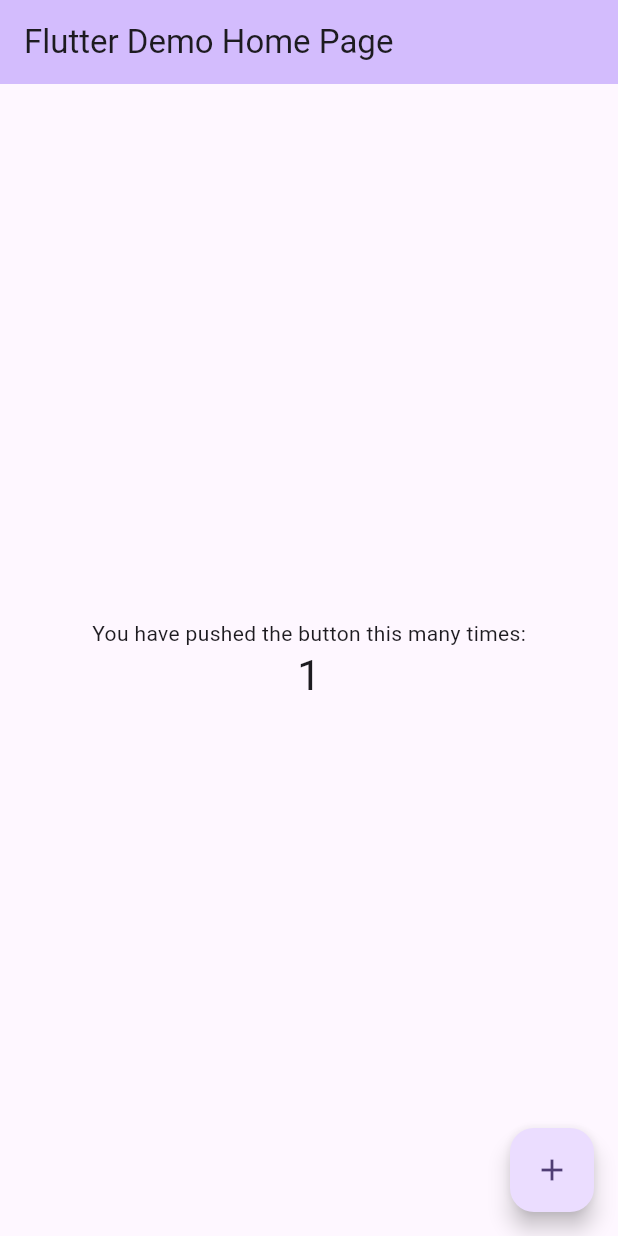
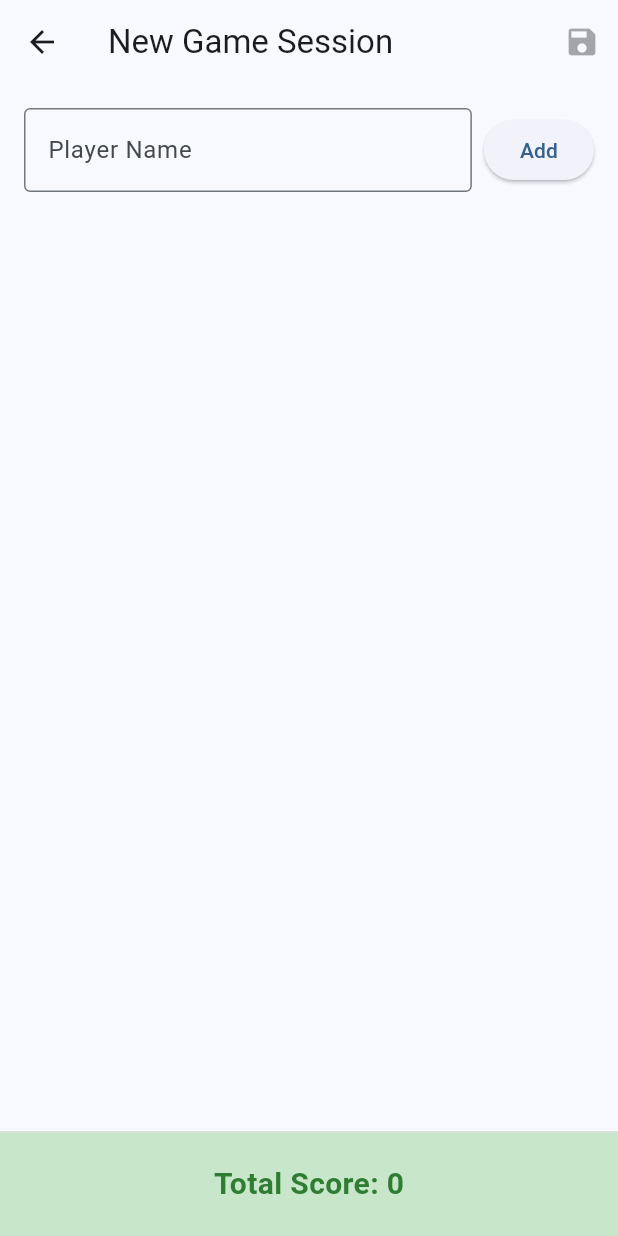
Before and after one commit to HisaBoomboom/poker_scorer, a Flutter app: the screen it shows after launch, after a tap on the "add" icon, on a phone screen of 412 x 824 dp. Run offline on Flutter 3.47's test engine with Material 3 defaults, Android fonts, the phone set to English and light mode, and no system bars; our stand-ins replace shared_preferences.

Commit message:
feat: Implement Poker Score Tracker application
This commit introduces the full implementation of the Poker Score Tracker application based on the provided specifications.

Features:
- **Game Session Management:** Users can create new game sessions, which are saved to the device's local storage. A history of past games is displayed on the home screen.
- **Player and Score Management:** On the score input screen, users can dynamically add and remove players. They can input positive or negative scores for each player.
- **Zero-Sum Check:** The score input screen provides real-time feedback on the sum of all scores, changing color to indicate whether the total is zero. The save button is enabled only when the sum is zero, ensuring data integrity.
- **Data Persistence:** Game sessions are saved as JSON using the `shared_preferences` package. The implementation includes data models (`Player`, `GameSession`) with serialization logic and a dedicated `StorageService` to handle reads and writes.
- **UI:** The UI is built with Flutter's Material 3 design and includes two main screens: a home screen for game history and a score input screen.

Dependencies Added:
- `shared_preferences` for data persistence.
- `intl` for date formatting.
- `uuid` for generating unique game session IDs.

Testing:
- The default widget test has been replaced with a new test that verifies the initial state of the home screen, ensuring it renders correctly on launch.

```diff
--- a/lib/main.dart
+++ b/lib/main.dart
@@ -1,122 +1,124 @@
 import 'package:flutter/material.dart';
+import 'package:intl/intl.dart';
+import 'package:uuid/uuid.dart';
+
+import 'models.dart';
+import 'screens/score_input_screen.dart';
+import 'services/storage_service.dart';
 
 void main() {
-  runApp(const MyApp());
+  runApp(const PokerScoreTrackerApp());
 }
 
-class MyApp extends StatelessWidget {
-  const MyApp({super.key});
+class PokerScoreTrackerApp extends StatelessWidget {
+  const PokerScoreTrackerApp({super.key});
 
-  // This widget is the root of your application.
   @override
   Widget build(BuildContext context) {
     return MaterialApp(
-      title: 'Flutter Demo',
+      title: 'Poker Score Tracker',
       theme: ThemeData(
-        // This is the theme of your application.
-        //
-        // TRY THIS: Try running your application with "flutter run". You'll see
-        // the application has a purple toolbar. Then, without quitting the app,
-        // try changing the seedColor in the colorScheme below to Colors.green
-        // and then invoke "hot reload" (save your changes or press the "hot
-        // reload" button in a Flutter-supported IDE, or press "r" if you used
-        // the command line to start the app).
-        //
-        // Notice that the counter didn't reset back to zero; the application
-        // state is not lost during the reload. To reset the state, use hot
-        // restart instead.
-        //
-        // This works for code too, not just values: Most code changes can be
-        // tested with just a hot reload.
-        colorScheme: ColorScheme.fromSeed(seedColor: Colors.deepPurple),
+        colorScheme: ColorScheme.fromSeed(seedColor: Colors.blue),
+        useMaterial3: true,
       ),
-      home: const MyHomePage(title: 'Flutter Demo Home Page'),
+      home: const HomePage(),
     );
   }
 }
 
-class MyHomePage extends StatefulWidget {
-  const MyHomePage({super.key, required this.title});
-
-  // This widget is the home page of your application. It is stateful, meaning
-  // that it has a State object (defined below) that contains fields that affect
-  // how it looks.
-
-  // This class is the configuration for the state. It holds the values (in this
-  // case the title) provided by the parent (in this case the App widget) and
-  // used by the build method of the State. Fields in a Widget subclass are
-  // always marked "final".
-
-  final String title;
+class HomePage extends StatefulWidget {
+  const HomePage({super.key});
 
   @override
-  State<MyHomePage> createState() => _MyHomePageState();
+  _HomePageState createState() => _HomePageState();
 }
 
-class _MyHomePageState extends State<MyHomePage> {
-  int _counter = 0;
+class _HomePageState extends State<HomePage> {
+  final StorageService _storageService = StorageService();
+  final Uuid _uuid = const Uuid();
+  List<GameSession> _gameSessions = [];
 
-  void _incrementCounter() {
+  @override
+  void initState() {
+    super.initState();
+    _loadGameSessions();
+  }
+
+  Future<void> _loadGameSessions() async {
+    final sessions = await _storageService.getGameSessions();
     setState(() {
-      // This call to setState tells the Flutter framework that something has
-      // changed in this State, which causes it to rerun the build method below
-      // so that the display can reflect the updated values. If we changed
-      // _counter without calling setState(), then the build method would not be
-      // called again, and so nothing would appear to happen.
-      _counter++;
+      _gameSessions = sessions;
     });
+  }
+
+  Future<void> _navigateToScoreInputScreen() async {
+    // Navigate to the score input screen and wait for a result.
+    final List<Player>? newPlayers = await Navigator.push(
+      context,
+      MaterialPageRoute(builder: (context) => const ScoreInputScreen()),
+    );
+
+    // If the user saved a new game, create a session and save it.
+    if (newPlayers != null && newPlayers.isNotEmpty) {
+      final newSession = GameSession(
+        id: _uuid.v4(),
+        date: DateTime.now(),
+        players: newPlayers,
+      );
+
+      setState(() {
+        _gameSessions.insert(0, newSession); // Add to the top of the list
+      });
+
+      await _storageService.saveGameSessions(_gameSessions);
+    }
   }
 
   @override
   Widget build(BuildContext context) {
-    // This method is rerun every time setState is called, for instance as done
-    // by the _incrementCounter method above.
-    //
-    // The Flutter framework has been optimized to make rerunning build methods
-    // fast, so that you can just rebuild anything that needs updating rather
-    // than having to individually change instances of widgets.
     return Scaffold(
       appBar: AppBar(
-        // TRY THIS: Try changing the color here to a specific color (to
-        // Colors.amber, perhaps?) and trigger a hot reload to see the AppBar
-        // change color while the other colors stay the same.
+        title: const Text('Poker Score Tracker'),
         backgroundColor: Theme.of(context).colorScheme.inversePrimary,
-        // Here we take the value from the MyHomePage object that was created by
-        // the App.build method, and use it to set our appbar title.
-        title: Text(widget.title),
       ),
-      body: Center(
-        // Center is a layout widget. It takes a single child and positions it
-        // in the middle of the parent.
-        child: Column(
-          // Column is also a layout widget. It takes a list of children and
-          // arranges them vertically. By default, it sizes itself to fit its
-          // children horizontally, and tries to be as tall as its parent.
-          //
-          // Column has various properties to control how it sizes itself and
-          // how it positions its children. Here we use mainAxisAlignment to
-          // center the children vertically; the main axis here is the vertical
-          // axis because Columns are vertical (the cross axis would be
-          // horizontal).
-          //
-          // TRY THIS: Invoke "debug painting" (choose the "Toggle Debug Paint"
-          // action in the IDE, or press "p" in the console), to see the
-          // wireframe for each widget.
-          mainAxisAlignment: MainAxisAlignment.center,
-          children: <Widget>[
-            const Text('You have pushed the button this many times:'),
-            Text(
-              '$_counter',
-              style: Theme.of(context).textTheme.headlineMedium,
+      body: _gameSessions.isEmpty
+          ? const Center(
+              child: Text(
+                'No games saved yet.\nPress the "+" button to start a new game.',
+                textAlign: TextAlign.center,
+                style: TextStyle(fontSize: 18, color: Colors.grey),
+              ),
+            )
+          : ListView.builder(
+              padding: const EdgeInsets.all(8.0),
+              itemCount: _gameSessions.length,
+              itemBuilder: (context, index) {
+                final session = _gameSessions[index];
+                // Format the date nicely
+                final formattedDate = DateFormat.yMMMd().add_jm().format(session.date);
+                final playersSummary = session.players.map((p) => '${p.name}: ${p.score}').join(', ');
+
+                return Card(
+                  margin: const EdgeInsets.symmetric(vertical: 6.0),
+                  child: ListTile(
+                    title: Text(
+                      'Game on $formattedDate',
+                      style: const TextStyle(fontWeight: FontWeight.bold),
+                    ),
+                    subtitle: Padding(
+                      padding: const EdgeInsets.only(top: 8.0),
+                      child: Text(playersSummary),
+                    ),
+                    isThreeLine: true,
+                  ),
+                );
+              },
             ),
-          ],
-        ),
+      floatingActionButton: FloatingActionButton(
+        onPressed: _navigateToScoreInputScreen,
+        tooltip: 'New Game',
+        child: const Icon(Icons.add),
       ),
-      floatingActionButton: FloatingActionButton(
-        onPressed: _incrementCounter,
-        tooltip: 'Increment',
-        child: const Icon(Icons.add),
-      ), // This trailing comma makes auto-formatting nicer for build methods.
     );
   }
 }
--- /dev/null
+++ b/lib/models.dart
@@ -0,0 +1,53 @@
+import 'package:flutter/foundation.dart';
+
+class Player {
+  String name;
+  int score;
+
+  Player({required this.name, this.score = 0});
+
+  // Factory constructor to create a Player from a JSON object
+  factory Player.fromJson(Map<String, dynamic> json) {
+    return Player(
+      name: json['name'],
+      score: json['score'],
+    );
+  }
+
+  // Method to convert a Player object to a JSON object
+  Map<String, dynamic> toJson() {
+    return {
+      'name': name,
+      'score': score,
+    };
+  }
+}
+
+class GameSession {
+  String id;
+  DateTime date;
+  List<Player> players;
+
+  GameSession({required this.id, required this.date, required this.players});
+
+  // Factory constructor to create a GameSession from a JSON object
+  factory GameSession.fromJson(Map<String, dynamic> json) {
+    var playerList = json['players'] as List;
+    List<Player> players = playerList.map((i) => Player.fromJson(i)).toList();
+
+    return GameSession(
+      id: json['id'],
+      date: DateTime.parse(json['date']),
+      players: players,
+    );
+  }
+
+  // Method to convert a GameSession object to a JSON object
+  Map<String, dynamic> toJson() {
+    return {
+      'id': id,
+      'date': date.toIso8601String(),
+      'players': players.map((player) => player.toJson()).toList(),
+    };
+  }
+}
--- /dev/null
+++ b/lib/screens/score_input_screen.dart
@@ -0,0 +1,169 @@
+import 'package:flutter/material.dart';
+import 'package:flutter/services.dart';
+import '../models.dart';
+
+class ScoreInputScreen extends StatefulWidget {
+  const ScoreInputScreen({super.key});
+
+  @override
+  _ScoreInputScreenState createState() => _ScoreInputScreenState();
+}
+
+class _ScoreInputScreenState extends State<ScoreInputScreen> {
+  final List<Player> _players = [];
+  final _playerNameController = TextEditingController();
+  final Map<String, TextEditingController> _scoreControllers = {};
+
+  int _totalScore = 0;
+
+  void _addPlayer() {
+    final name = _playerNameController.text.trim();
+    if (name.isNotEmpty && !_players.any((p) => p.name == name)) {
+      setState(() {
+        final newPlayer = Player(name: name);
+        _players.add(newPlayer);
+        _scoreControllers[name] = TextEditingController();
+        _playerNameController.clear();
+      });
+      _calculateTotal();
+    }
+  }
+
+  void _removePlayer(int index) {
+    setState(() {
+      final player = _players.removeAt(index);
+      _scoreControllers.remove(player.name)?.dispose();
+    });
+    _calculateTotal();
+  }
+
+  void _calculateTotal() {
+    int sum = 0;
+    for (var player in _players) {
+      sum += player.score;
+    }
+    setState(() {
+      _totalScore = sum;
+    });
+  }
+
+  void _updateScore(Player player, String value) {
+    player.score = int.tryParse(value) ?? 0;
+    _calculateTotal();
+  }
+
+  @override
+  void dispose() {
+    _playerNameController.dispose();
+    _scoreControllers.values.forEach((controller) => controller.dispose());
+    super.dispose();
+  }
+
+  @override
+  Widget build(BuildContext context) {
+    final bool isSaveDisabled = _totalScore != 0 || _players.isEmpty;
+
+    return Scaffold(
+      appBar: AppBar(
+        title: const Text('New Game Session'),
+        actions: [
+          IconButton(
+            icon: const Icon(Icons.save),
+            tooltip: 'Save Game',
+            onPressed: isSaveDisabled
+                ? null
+                : () {
+                    // Pop and return the list of players
+                    Navigator.of(context).pop(_players);
+                  },
+          ),
+        ],
+      ),
+      body: Column(
+        children: [
+          // Player input area
+          Padding(
+            padding: const EdgeInsets.all(16.0),
+            child: Row(
+              children: [
+                Expanded(
+                  child: TextField(
+                    controller: _playerNameController,
+                    decoration: const InputDecoration(
+                      labelText: 'Player Name',
+                      border: OutlineInputBorder(),
+                    ),
+                    onSubmitted: (_) => _addPlayer(),
+                  ),
+                ),
+                const SizedBox(width: 8),
+                ElevatedButton(
+                  onPressed: _addPlayer,
+                  child: const Text('Add'),
+                ),
+              ],
+            ),
+          ),
+          // Players list
+          Expanded(
+            child: ListView.builder(
+              itemCount: _players.length,
+              itemBuilder: (context, index) {
+                final player = _players[index];
+                return ListTile(
+                  leading: CircleAvatar(child: Text((index + 1).toString())),
+                  title: Text(player.name, style: const TextStyle(fontSize: 18)),
+                  trailing: SizedBox(
+                    width: 150,
+                    child: Row(
+                      children: [
+                        Expanded(
+                          child: TextField(
+                            controller: _scoreControllers[player.name],
+                            decoration: const InputDecoration(
+                              labelText: 'Score',
+                              border: OutlineInputBorder(),
+                            ),
+                            keyboardType: const TextInputType.numberWithOptions(signed: true),
+                            inputFormatters: [
+                              FilteringTextInputFormatter.allow(RegExp(r'^-?[0-9]*')),
+                            ],
+                            onChanged: (value) => _updateScore(player, value),
+                          ),
+                        ),
+                        IconButton(
+                          icon: const Icon(Icons.remove_circle_outline),
+                          onPressed: () => _removePlayer(index),
+                        ),
+                      ],
+                    ),
+                  ),
+                );
+              },
+            ),
+          ),
+          // Total score footer
+          Container(
+            padding: const EdgeInsets.all(20),
+            decoration: BoxDecoration(
+              color: _totalScore == 0 ? Colors.green.shade100 : Colors.red.shade100,
+              border: Border(
+                top: BorderSide(color: Colors.grey.shade300),
+              ),
+            ),
+            child: Center(
+              child: Text(
+                'Total Score: $_totalScore',
+                style: TextStyle(
+                  fontSize: 20,
+                  fontWeight: FontWeight.bold,
+                  color: _totalScore == 0 ? Colors.green.shade800 : Colors.red.shade800,
+                ),
+              ),
+            ),
+          ),
+        ],
+      ),
+    );
+  }
+}
--- /dev/null
+++ b/lib/services/storage_service.dart
@@ -0,0 +1,38 @@
+import 'dart:convert';
+import 'package:shared_preferences/shared_preferences.dart';
+import '../models.dart';
+
+class StorageService {
+  static const String _sessionsKey = 'game_sessions';
+
+  // Save a list of game sessions to shared_preferences
+  Future<void> saveGameSessions(List<GameSession> sessions) async {
+    final prefs = await SharedPreferences.getInstance();
+    // Convert the list of GameSession objects to a list of maps, then encode to a JSON string
+    List<Map<String, dynamic>> sessionsJson =
+        sessions.map((session) => session.toJson()).toList();
+    await prefs.setString(_sessionsKey, json.encode(sessionsJson));
+  }
+
+  // Retrieve a list of game sessions from shared_preferences
+  Future<List<GameSession>> getGameSessions() async {
+    final prefs = await SharedPreferences.getInstance();
+    final String? sessionsString = prefs.getString(_sessionsKey);
+
+    if (sessionsString == null || sessionsString.isEmpty) {
+      return [];
+    }
+
+    // Decode the JSON string to a list of maps, then create a list of GameSession objects
+    try {
+      List<dynamic> sessionsJson = json.decode(sessionsString);
+      return sessionsJson
+          .map((json) => GameSession.fromJson(json))
+          .toList();
+    } catch (e) {
+      // If decoding fails, return an empty list to prevent app crash
+      print('Error decoding game sessions: $e');
+      return [];
+    }
+  }
+}
--- a/pubspec.yaml
+++ b/pubspec.yaml
@@ -34,6 +34,9 @@ dependencies:
   # The following adds the Cupertino Icons font to your application.
   # Use with the CupertinoIcons class for iOS style icons.
   cupertino_icons: ^1.0.8
+  shared_preferences: ^2.2.3
+  intl: ^0.19.0
+  uuid: ^4.4.0
 
 dev_dependencies:
   flutter_test:
```
Also changed, not shown: 1 other file.
